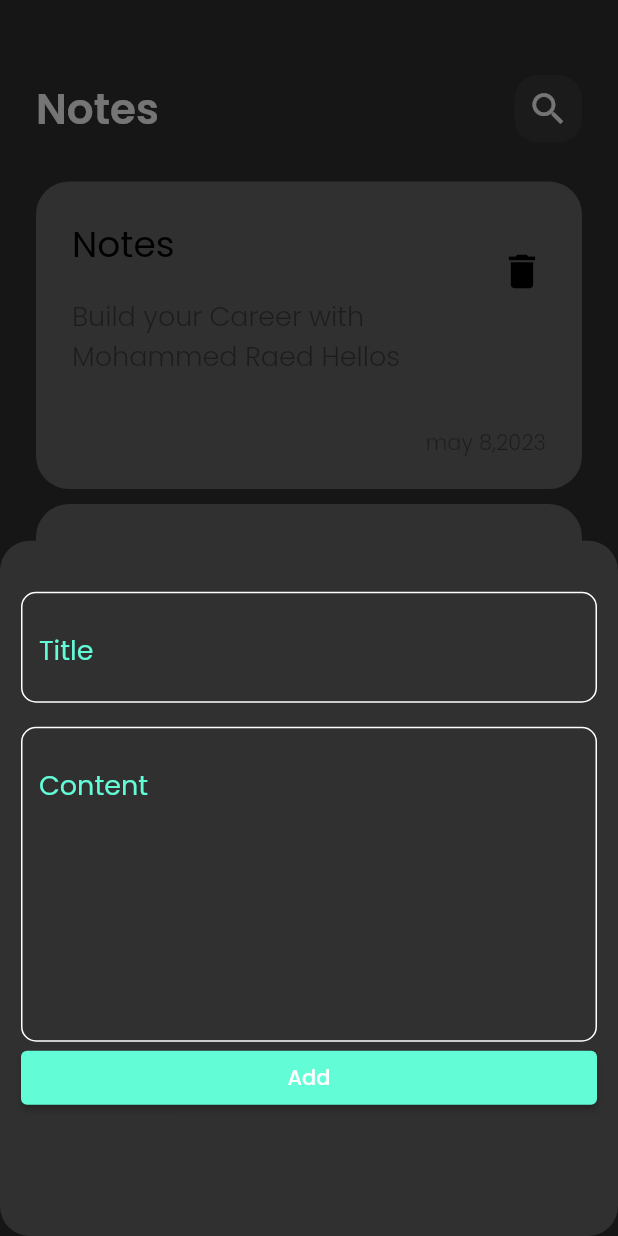
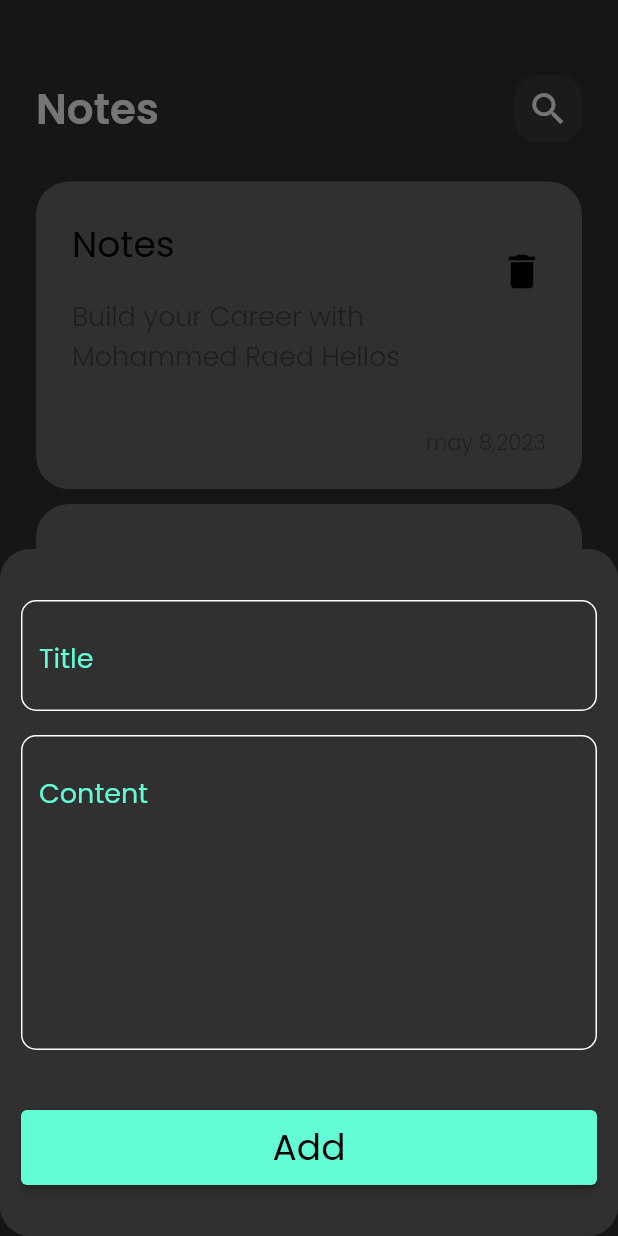
Before and after one commit to Mohammed3helles/notes_app, a Flutter app: the screen it shows after launch, after a tap on the "add" icon, on a phone screen of 412 x 824 dp. Run offline on Flutter 3.47's test engine with Material 2 defaults, Android fonts, the phone set to English and light mode, and no system bars.

Commit message:
alt of changes

```diff
--- a/lib/presentation/resources/routes_manager.dart
+++ b/lib/presentation/resources/routes_manager.dart
@@ -1,14 +1,18 @@
 import 'package:flutter/material.dart';
 import 'package:notes_app/presentation/resources/strings_manager.dart';
+import 'package:notes_app/presentation/screens/edit_note_screen.dart';
 import 'package:notes_app/presentation/screens/notes_screen.dart';
 
 class AppRoute {
   static const String noteScreen = "/";
+  static const String editScreen = "/ Edit Note Screen";
 
   static Route<dynamic> getGenerateRoutes(RouteSettings settings) {
     switch (settings.name) {
       case noteScreen:
         return MaterialPageRoute(builder: (_) => const NotesView());
+      case editScreen:
+        return MaterialPageRoute(builder: (_) => const EditNoteScreen());
       default:
         return unDefinedRoute();
     }
--- a/lib/presentation/resources/strings_manager.dart
+++ b/lib/presentation/resources/strings_manager.dart
@@ -1,5 +1,8 @@
 class AppStrings{
   static const String nameApp='Notes';
+  static const String editeNote='Edite Note';
+  static const String titleTextFiled='Title';
+  static const String contentTextFiled='Content';
   static const String nameButtonAdd='Add';
   static const String desApp='Build your Career with Mohammed Raed Hellos';
   static const String unDefinedRoute='page is not found';
--- /dev/null
+++ b/lib/presentation/screens/edit_note_screen.dart
@@ -0,0 +1,31 @@
+import 'package:flutter/material.dart';
+import 'package:notes_app/presentation/resources/strings_manager.dart';
+import 'package:notes_app/presentation/widgets/CustomTextField.dart';
+import 'package:notes_app/presentation/widgets/custom_appBar.dart';
+
+import '../resources/values_manager.dart';
+
+class EditNoteScreen extends StatelessWidget {
+  const EditNoteScreen({Key? key}) : super(key: key);
+
+  @override
+  Widget build(BuildContext context) {
+    return Scaffold(
+      body: Padding(
+        padding: EdgeInsets.symmetric(horizontal: AppSpace.p24),
+        child: Column(
+          children: [
+            SizedBox(height: AppSize.s50),
+            const CustomAppBar(
+                title: AppStrings.editeNote, iconData: Icons.check),
+            SizedBox(height: AppSize.s24),
+            const CustomTextField(hint: AppStrings.titleTextFiled),
+            SizedBox(height: AppSize.s16),
+            const CustomTextField(
+                hint: AppStrings.contentTextFiled, maxLines: 5),
+          ],
+        ),
+      ),
+    );
+  }
+}
--- a/lib/presentation/widgets/CustomTextField.dart
+++ b/lib/presentation/widgets/CustomTextField.dart
@@ -3,12 +3,10 @@ import 'package:flutter/material.dart';
 import '../resources/color_manager.dart';
 import '../resources/values_manager.dart';
 
-//ignore:must_be_immutable
 class CustomTextField extends StatelessWidget {
-  String hint;
-  int maxLines;
-
-  CustomTextField({super.key, required this.hint, this.maxLines = 1});
+  final String hint;
+  final int maxLines;
+  const CustomTextField({super.key, required this.hint, this.maxLines = 1});
 
   @override
   Widget build(BuildContext context) {
--- /dev/null
+++ b/lib/presentation/widgets/custom_appBar.dart
@@ -0,0 +1,45 @@
+import 'package:flutter/material.dart';
+
+import '../resources/color_manager.dart';
+import '../resources/strings_manager.dart';
+import '../resources/values_manager.dart';
+
+class CustomAppBar extends StatelessWidget {
+  final String title;
+  final IconData iconData;
+
+  const CustomAppBar(
+      {super.key, required this.iconData, this.title = AppStrings.nameApp});
+
+  @override
+  Widget build(BuildContext context) {
+    return Row(
+      children: [
+        Text(
+          title,
+          style: Theme.of(context).textTheme.titleLarge,
+        ),
+        const Spacer(),
+        InkWell(
+          onTap: () {
+            if (iconData == Icons.search) {
+            } else {
+              Navigator.pop(context);
+            }
+          },
+          child: Container(
+            width: 45,
+            height: 45,
+            decoration: BoxDecoration(
+                color: ColorManager.white.withOpacity(0.05),
+                borderRadius: BorderRadius.circular(AppSize.s16)),
+            child: Icon(
+              iconData,
+              size: AppSize.s28,
+            ),
+          ),
+        ),
+      ],
+    );
+  }
+}
--- a/lib/presentation/widgets/custom_note_view.dart
+++ b/lib/presentation/widgets/custom_note_view.dart
@@ -2,6 +2,7 @@ import 'package:flutter/material.dart';
 import 'package:notes_app/presentation/resources/color_manager.dart';
 import 'package:notes_app/presentation/resources/strings_manager.dart';
 import 'package:notes_app/presentation/resources/values_manager.dart';
+import 'package:notes_app/presentation/widgets/custom_appBar.dart';
 
 import 'note_item.dart';
 
@@ -12,43 +13,22 @@ class CustomNoteView extends StatelessWidget {
   Widget build(BuildContext context) {
     return Padding(
       padding: EdgeInsets.symmetric(horizontal: AppSpace.p24),
-      child: Column(mainAxisSize: MainAxisSize.max,
+      child: Column(
+        mainAxisSize: MainAxisSize.max,
         children: [
           SizedBox(height: AppSize.s50),
-          customAppBar(context),
-          Expanded(child: Padding(
-            padding:  EdgeInsets.symmetric(vertical: AppSpace.p16),
+          CustomAppBar(iconData: Icons.search,),
+          Expanded(
+              child: Padding(
+            padding: EdgeInsets.symmetric(vertical: AppSpace.p16),
             child: ListView.builder(
                 padding: EdgeInsets.zero,
                 itemBuilder: (context, index) {
-              return const NoteItem();
-            }),
+                  return const NoteItem();
+                }),
           )),
         ],
       ),
     );
   }
-
-  Row customAppBar(context) {
-    return Row(
-      children: [
-        Text(
-          AppStrings.nameApp,
-          style: Theme.of(context).textTheme.titleLarge,
-        ),
-        const Spacer(),
-        Container(
-          width: 45,
-          height: 45,
-          decoration: BoxDecoration(
-              color: ColorManager.white.withOpacity(0.05),
-              borderRadius: BorderRadius.circular(AppSize.s16)),
-          child: Icon(
-            Icons.search,
-            size: AppSize.s28,
-          ),
-        ),
-      ],
-    );
-  }
 }
--- a/lib/presentation/widgets/model_bottom_sheet.dart
+++ b/lib/presentation/widgets/model_bottom_sheet.dart
@@ -18,25 +18,34 @@ class AddNoteModelBottomSheet extends StatelessWidget {
         color: Theme.of(context).canvasColor,
         borderRadius: BorderRadius.circular(AppSize.s20),
       ),
+      child: SingleChildScrollView(
         child: Column(
           children: [
             SizedBox(height: AppSize.s20),
-          CustomTextField(hint: 'Title'),
+            CustomTextField(hint: AppStrings.titleTextFiled),
             SizedBox(height: AppSize.s16),
-          CustomTextField(hint: 'Content',maxLines: 5,),
-          SizedBox(
-            width: double.infinity,
+            CustomTextField(hint: AppStrings.contentTextFiled, maxLines: 5),
+            buildButtonAdd(context)
+          ],
+        ),
+      ),
+    );
+  }
+
+  Container buildButtonAdd(BuildContext context) {
+    return Container(
+            margin: const EdgeInsets.only(top: 40, bottom: 20),
+            width: MediaQuery.of(context).size.width,
+            height: 50,
             child: ElevatedButton(
               onPressed: () {},
               style: ElevatedButton.styleFrom(
                   backgroundColor: ColorManager.textField),
-              child: const Text(AppStrings.nameButtonAdd),
+              child: Text(
+                AppStrings.nameButtonAdd,
+                style: Theme.of(context).textTheme.titleMedium,
               ),
-          )
-        ],
             ),
           );
   }
-
-
 }
--- a/lib/presentation/widgets/note_item.dart
+++ b/lib/presentation/widgets/note_item.dart
@@ -1,6 +1,7 @@
 import 'dart:math';
 
 import 'package:flutter/material.dart';
+import 'package:notes_app/presentation/resources/routes_manager.dart';
 
 import '../resources/color_manager.dart';
 import '../resources/strings_manager.dart';
@@ -10,7 +11,9 @@ class NoteItem extends StatelessWidget {
   const NoteItem({Key? key}) : super(key: key);
   @override
   Widget build(BuildContext context) {
-    return Container(
+    return InkWell(
+      onTap: ()=>Navigator.pushNamed(context, AppRoute.editScreen),
+      child: Container(
         margin: EdgeInsets.only(top: AppSize.s10),
         padding: EdgeInsets.only(
           top: AppSpace.p20,
@@ -62,6 +65,7 @@ class NoteItem extends StatelessWidget {
             )
           ],
         ),
+      ),
     );
   }
 }
```
Lines whose indentation alone changed are shown as unchanged.
